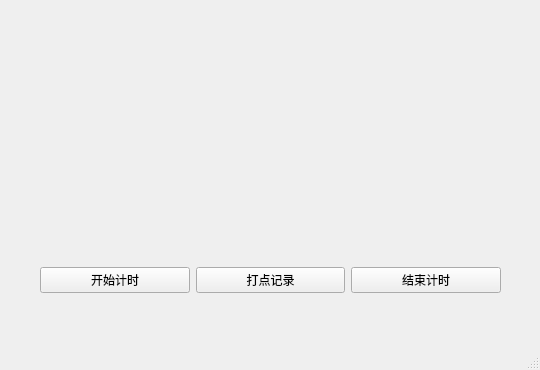
This is UI/Display.ui in Largzx/Focus_Timer as Qt 5 draws it before an edit. The edited form follows.
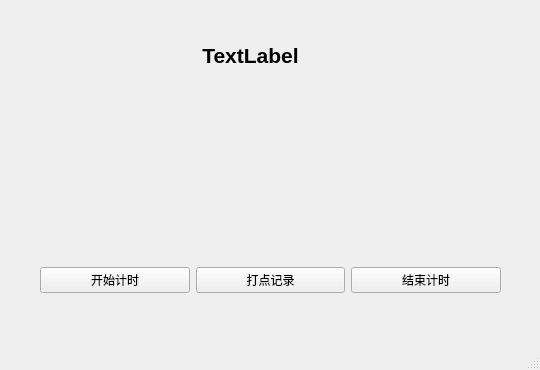
This is the edited form.

```diff
--- a/UI/Display.ui
+++ b/UI/Display.ui
@@ -47,6 +47,28 @@
      </item>
     </layout>
    </widget>
+   <widget class="QLabel" name="Timeshow">
+    <property name="geometry">
+     <rect>
+      <x>170</x>
+      <y>30</y>
+      <width>161</width>
+      <height>51</height>
+     </rect>
+    </property>
+    <property name="font">
+     <font>
+      <pointsize>16</pointsize>
+      <bold>true</bold>
+     </font>
+    </property>
+    <property name="text">
+     <string>TextLabel</string>
+    </property>
+    <property name="alignment">
+     <set>Qt::AlignmentFlag::AlignCenter</set>
+    </property>
+   </widget>
   </widget>
   <widget class="QMenuBar" name="menubar">
    <property name="geometry">
```
